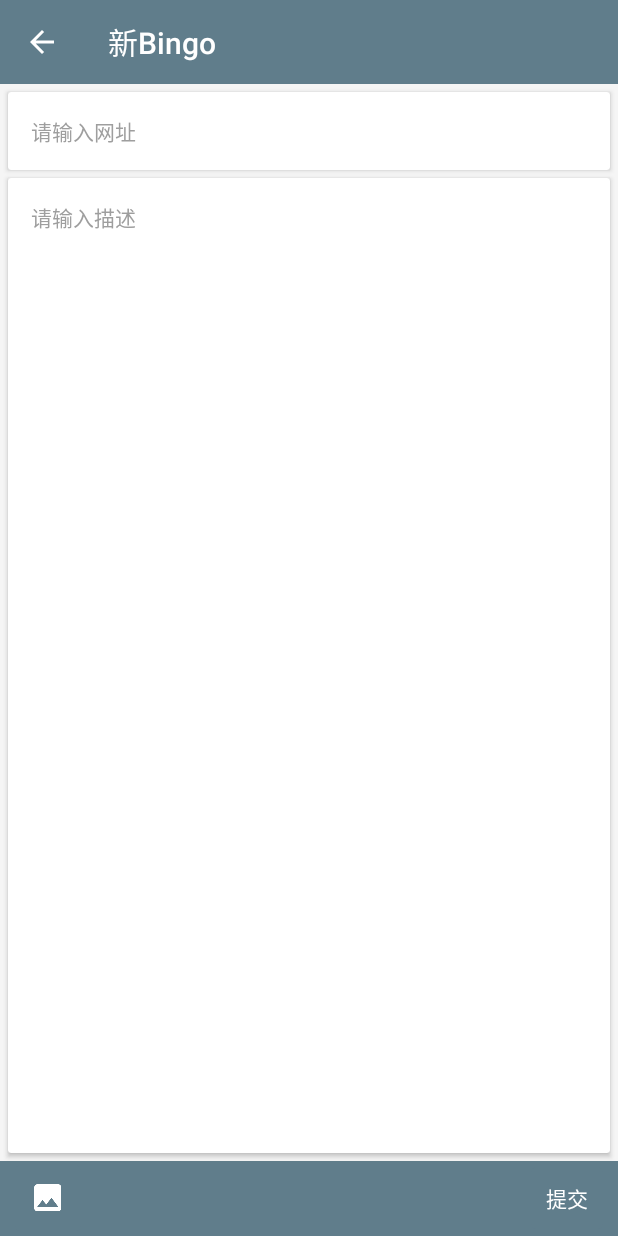
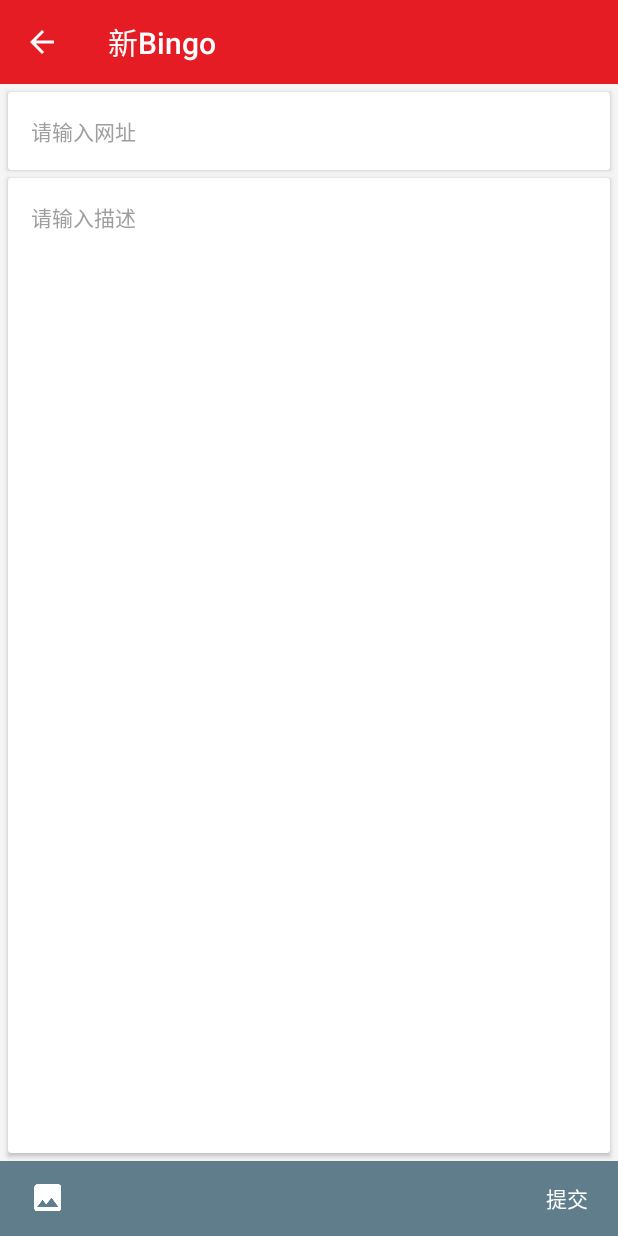
Before and after one commit to sunfusheng/Bingo, an Android app: the EditNewBingoActivity screen opened directly, with no data from a screen before it, on a phone screen of 412 x 824 dp. Run offline under Robolectric (Android 15) with nearby library versions, the phone set to English and light mode, and no system bars; our stand-ins replace ButterKnife, CircleImageView; libraries missing offline, so code that uses them is left out: com.apkfuns.logutils, com.readystatesoftware.systembartint, de.devland.esperandro; 4 statements that could not run were skipped.

Commit message:
增加设置主题功能

```diff
--- a/app/build.gradle
+++ b/app/build.gradle
@@ -29,6 +29,7 @@ dependencies {
     compile 'com.android.support:recyclerview-v7:22.2.+'
     compile 'com.android.support:palette-v7:22.2.+'
     compile 'com.android.support:design:22.2.+'
+    compile 'com.android.support:gridlayout-v7:22.2.+'
 
     compile project(':extras:ImageLoader') //ImageLoader
 
@@ -64,7 +65,7 @@ dependencies {
     compile 'jp.wasabeef:richeditor-android:0.1'
 
     //Facebook Fresco
-    compile 'com.facebook.fresco:fresco:0.6.0+'
+    compile 'com.facebook.fresco:fresco:0.6.0'
 
     //SmoothProgressBar
     compile 'com.github.castorflex.smoothprogressbar:library:1.1.0'
--- a/app/src/main/java/com/sun/bingo/sharedpreferences/SettingsSharedPreferences.java
+++ b/app/src/main/java/com/sun/bingo/sharedpreferences/SettingsSharedPreferences.java
@@ -12,4 +12,7 @@ public interface SettingsSharedPreferences extends SharedPreferenceActions {
 
     boolean isReceivePush();
     void isReceivePush(boolean isReceivePush);
+
+    int themeValue();
+    void themeValue(int themeValue);
 }
--- a/app/src/main/java/com/sun/bingo/ui/activity/BaseActivity.java
+++ b/app/src/main/java/com/sun/bingo/ui/activity/BaseActivity.java
@@ -4,6 +4,7 @@ import android.os.Build;
 import android.os.Bundle;
 import android.support.v7.app.AppCompatActivity;
 import android.support.v7.widget.Toolbar;
+import android.util.TypedValue;
 import android.view.Menu;
 import android.view.MenuItem;
 import android.view.Window;
@@ -14,7 +15,9 @@ import com.readystatesoftware.systembartint.SystemBarTintManager;
 import com.sun.bingo.R;
 import com.sun.bingo.constant.GlobalParams;
 import com.sun.bingo.entity.UserEntity;
+import com.sun.bingo.sharedpreferences.SettingsSharedPreferences;
 import com.sun.bingo.util.DisplayUtil;
+import com.sun.bingo.util.theme.ThemeUtil;
 
 import cn.bmob.v3.BmobUser;
 import de.devland.esperandro.Esperandro;
@@ -26,9 +29,10 @@ public class BaseActivity extends AppCompatActivity {
 
     @Override
     protected void onCreate(Bundle savedInstanceState) {
+        ThemeUtil.changeTheme(this);
         super.onCreate(savedInstanceState);
 
-        initSystemBarTint(true, R.color.color_primary);
+        initSystemBarTint(true);
         initData();
     }
 
@@ -44,12 +48,12 @@ public class BaseActivity extends AppCompatActivity {
         GlobalParams.screenHeight = DisplayUtil.getWindowHeight(this);
     }
 
-    public void initSystemBarTint(boolean on, int res) {
+    public void initSystemBarTint(boolean on) {
         if (Build.VERSION.SDK_INT >= Build.VERSION_CODES.KITKAT) {
             setTranslucentStatus(on);
             SystemBarTintManager tintManager = new SystemBarTintManager(this);
             tintManager.setStatusBarTintEnabled(on);
-            tintManager.setStatusBarTintResource(res);
+            tintManager.setStatusBarTintColor(getColorPrimary());
         }
     }
 
@@ -62,6 +66,22 @@ public class BaseActivity extends AppCompatActivity {
             winParams.flags &= ~bits;
         }
         win.setAttributes(winParams);
+    }
+
+    public int getStatusBarColor(){
+        return getColorPrimary();
+    }
+
+    public int getColorPrimary() {
+        TypedValue typedValue = new  TypedValue();
+        getTheme().resolveAttribute(R.attr.colorPrimary, typedValue, true);
+        return typedValue.data;
+    }
+
+    public int getDarkColorPrimary() {
+        TypedValue typedValue = new  TypedValue();
+        getTheme().resolveAttribute(R.attr.colorPrimaryDark, typedValue, true);
+        return typedValue.data;
     }
 
     public void initToolBar(Toolbar toolbar, boolean homeAsUpEnabled, String title) {
@@ -94,4 +114,8 @@ public class BaseActivity extends AppCompatActivity {
         return Esperandro.getPreferences(spClass, this);
     }
 
+    public SettingsSharedPreferences getSettingsSharedPreferences() {
+        return getSharePrefence(SettingsSharedPreferences.class);
+    }
+
 }
--- a/app/src/main/java/com/sun/bingo/ui/activity/BingoDetailActivity.java
+++ b/app/src/main/java/com/sun/bingo/ui/activity/BingoDetailActivity.java
@@ -42,7 +42,6 @@ public class BingoDetailActivity extends BaseActivity {
         initToolBar(toolbar, true, "Bingo详情");
         initData();
         initView();
-
     }
 
     private void initData() {
@@ -84,7 +83,7 @@ public class BingoDetailActivity extends BaseActivity {
                 super.onReceivedError(view, errorCode, description, failingUrl);
                 if (!TextUtils.isEmpty(description)) {
                     tvErrorMsg.setVisibility(View.VISIBLE);
-                    tvErrorMsg.setText("errorCode: "+errorCode+"\ndescription: "+description);
+                    tvErrorMsg.setText("errorCode: " + errorCode + "\ndescription: " + description);
                 }
             }
         });
--- a/app/src/main/res/values/dimens.xml
+++ b/app/src/main/res/values/dimens.xml
@@ -20,5 +20,7 @@
     <dimen name="base_padding_15">15dp</dimen>
 
     <dimen name="gap_pics">4sp</dimen>
+    <dimen name="color_chooser">50dp</dimen>
+    <dimen name="color_chooser_margin">6dp</dimen>
 
 </resources>
--- a/app/src/main/res/values/strings.xml
+++ b/app/src/main/res/values/strings.xml
@@ -11,6 +11,8 @@
 
     <string name="square_bingo_title">广场BINGO</string>
     <string name="my_bingo_title">我的BINGO</string>
+
+    <string name="menu_change_theme">设置主题</string>
 
     <string name="action_settings">设置</string>
     <string name="action_notification">通知消息</string>
--- /dev/null
+++ b/app/src/main/res/values/theme-arrays.xml
@@ -0,0 +1,36 @@
+<?xml version="1.0" encoding="utf-8"?>
+<resources>
+
+    <color name="red">#e51c23</color>
+    <color name="pink">#e91e63</color>
+    <color name="purple">#9c27b0</color>
+    <color name="indigo">#3f51b5</color>
+
+    <color name="blue">#5677fc</color>
+    <color name="cyan">#00bcd4</color>
+    <color name="teal">#009688</color>
+    <color name="green">#259b24</color>
+
+    <color name="orange">#ff9800</color>
+    <color name="yellow">#ffeb3b</color>
+    <color name="brown">#795548</color>
+    <color name="grey">#607d8b</color>
+
+    <array name="colors">
+        <item>@color/red</item>
+        <item>@color/pink</item>
+        <item>@color/purple</item>
+        <item>@color/indigo</item>
+
+        <item>@color/blue</item>
+        <item>@color/cyan</item>
+        <item>@color/teal</item>
+        <item>@color/green</item>
+
+        <item>@color/orange</item>
+        <item>@color/yellow</item>
+        <item>@color/brown</item>
+        <item>@color/grey</item>
+    </array>
+
+</resources>
--- /dev/null
+++ b/app/src/main/res/values/theme-styles.xml
@@ -0,0 +1,75 @@
+<resources>
+
+    <style name="RedTheme" parent="AppTheme">
+        <item name="colorPrimary">@color/red</item>
+        <item name="colorPrimaryDark">@color/red</item>
+        <item name="colorAccent">@color/red</item>
+    </style>
+
+    <style name="PinkTheme" parent="AppTheme">
+        <item name="colorPrimary">@color/pink</item>
+        <item name="colorPrimaryDark">@color/pink</item>
+        <item name="colorAccent">@color/pink</item>
+    </style>
+
+    <style name="PurpleTheme" parent="AppTheme">
+        <item name="colorPrimary">@color/purple</item>
+        <item name="colorPrimaryDark">@color/purple</item>
+        <item name="colorAccent">@color/purple</item>
+    </style>
+
+    <style name="IndigoTheme" parent="AppTheme">
+        <item name="colorPrimary">@color/indigo</item>
+        <item name="colorPrimaryDark">@color/indigo</item>
+        <item name="colorAccent">@color/indigo</item>
+    </style>
+
+    <style name="BlueTheme" parent="AppTheme">
+        <item name="colorPrimary">@color/blue</item>
+        <item name="colorPrimaryDark">@color/blue</item>
+        <item name="colorAccent">@color/blue</item>
+    </style>
+
+    <style name="CyanTheme" parent="AppTheme">
+        <item name="colorPrimary">@color/cyan</item>
+        <item name="colorPrimaryDark">@color/cyan</item>
+        <item name="colorAccent">@color/cyan</item>
+    </style>
+
+    <style name="TealTheme" parent="AppTheme">
+        <item name="colorPrimary">@color/teal</item>
+        <item name="colorPrimaryDark">@color/teal</item>
+        <item name="colorAccent">@color/teal</item>
+    </style>
+
+    <style name="GreenTheme" parent="AppTheme">
+        <item name="colorPrimary">@color/green</item>
+        <item name="colorPrimaryDark">@color/green</item>
+        <item name="colorAccent">@color/green</item>
+    </style>
+
+    <style name="OrangeTheme" parent="AppTheme">
+        <item name="colorPrimary">@color/orange</item>
+        <item name="colorPrimaryDark">@color/orange</item>
+        <item name="colorAccent">@color/orange</item>
+    </style>
+
+    <style name="YellowTheme" parent="AppTheme">
+        <item name="colorPrimary">@color/yellow</item>
+        <item name="colorPrimaryDark">@color/yellow</item>
+        <item name="colorAccent">@color/yellow</item>
+    </style>
+
+    <style name="BrownTheme" parent="AppTheme">
+        <item name="colorPrimary">@color/brown</item>
+        <item name="colorPrimaryDark">@color/brown</item>
+        <item name="colorAccent">@color/brown</item>
+    </style>
+
+    <style name="GreyTheme" parent="AppTheme">
+        <item name="colorPrimary">@color/grey</item>
+        <item name="colorPrimaryDark">@color/grey</item>
+        <item name="colorAccent">@color/grey</item>
+    </style>
+
+</resources>
```
Also changed, not shown: app/src/main/java/com/sun/bingo/ui/activity/MainActivity.java (+13 -6 lines), app/src/main/java/com/sun/bingo/util/theme/ColorChooserDialog.java (added, +132 -0 lines), app/src/main/java/com/sun/bingo/util/theme/ColorEnum.java (added, +46 -0 lines), app/src/main/java/com/sun/bingo/util/theme/ThemeUtil.java (added, +73 -0 lines), app/src/main/res/layout/dialog_color_chooser.xml (added, +179 -0 lines), app/src/main/res/values/colors.xml (+1 -47 lines).
